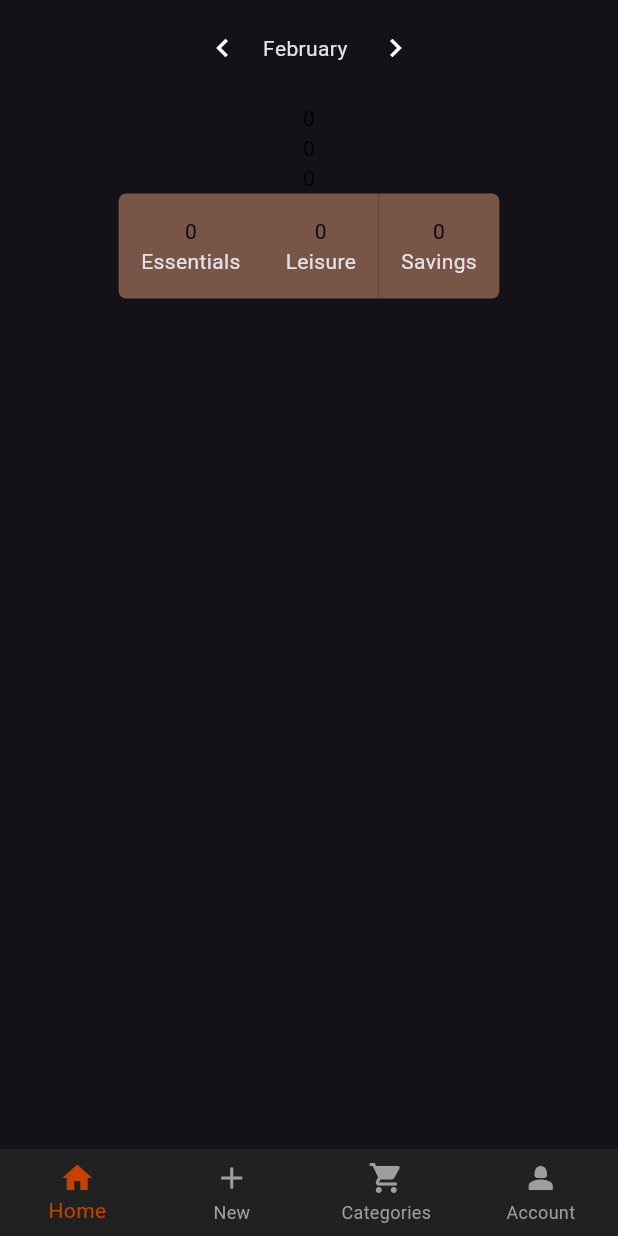
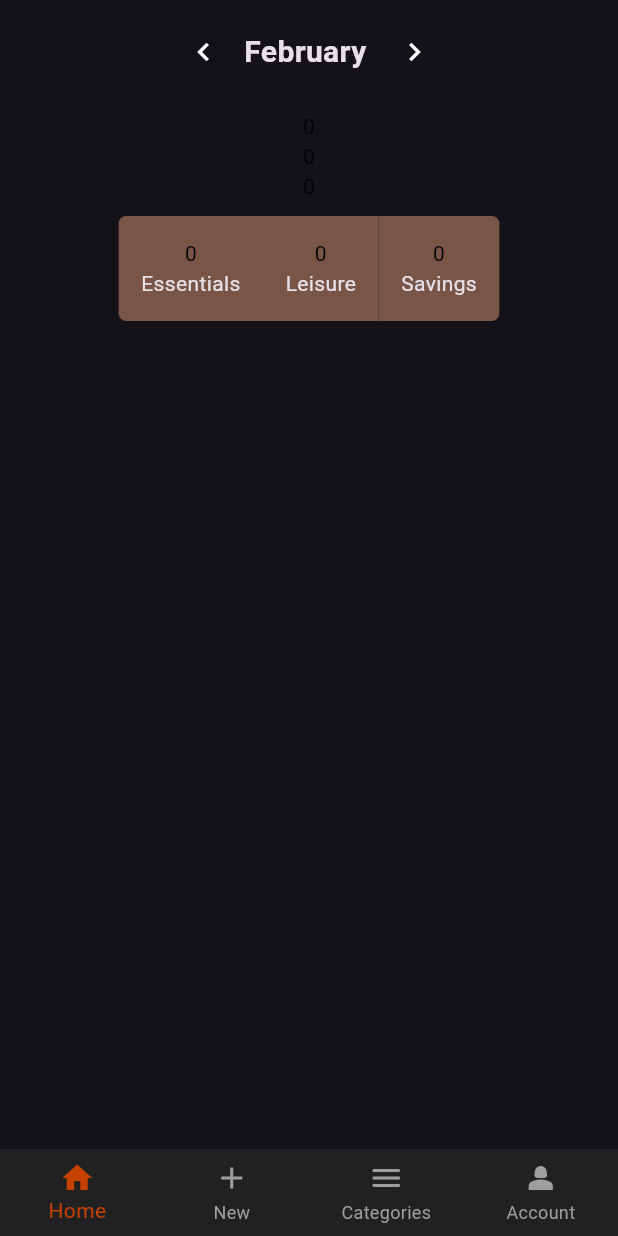
Before and after one commit to ahofmeister/frugalistic-flutter, a Flutter app: the PageSelector screen opened by its route, after a tap on the "chevron left" icon, on a phone screen of 412 x 824 dp. Run offline on Flutter 3.47's test engine with Material 3 defaults, Android fonts, the phone set to English and light mode, and no system bars; our stand-ins replace flutter_dotenv, flutter_riverpod, freezed_annotation, riverpod_annotation, supabase_flutter; accounts and stored records are empty; generated files the repository leaves out were written again.

Commit message:
Improve design of transaction card

```diff
--- a/lib/category/categories_screen.dart
+++ b/lib/category/categories_screen.dart
@@ -1,6 +1,7 @@
 import 'package:flutter/material.dart';
 import 'package:flutter_riverpod/flutter_riverpod.dart';
 import 'package:frugalistic/category/provider/categories_provider.dart';
+import 'package:frugalistic/string/string_extension.dart';
 
 import 'entity/category.dart';
 import 'entity/category_division.dart';
@@ -27,7 +28,7 @@ class CategoriesScreen extends ConsumerWidget {
               itemCount: categories.value!.length,
               itemBuilder: (context, index) => ListTile(
                 title: Text(categories.value![index].name),
-                subtitle: Text(categories.value![index].division.name),
+                subtitle: Text(categories.value![index].division.name.capitalize()),
                 onTap: () {
                   // Navigate to edit category screen
                   Navigator.of(context).push(
--- a/lib/login/page_selector.dart
+++ b/lib/login/page_selector.dart
@@ -36,8 +36,6 @@ class PageSelectorState extends State<PageSelector> {
       ),
       bottomNavigationBar: BottomNavigationBar(
         type: BottomNavigationBarType.fixed,
-        // unselectedIconTheme: Theme.of(context).iconTheme,
-        // selectedIconTheme: Theme.of(context).primaryIconTheme,
         items: const <BottomNavigationBarItem>[
           BottomNavigationBarItem(
             icon: Icon(Icons.home),
@@ -48,7 +46,7 @@ class PageSelectorState extends State<PageSelector> {
             label: 'New',
           ),
           BottomNavigationBarItem(
-            icon: Icon(Icons.shopping_cart),
+            icon: Icon(Icons.menu),
             label: 'Categories',
           ),
           BottomNavigationBarItem(
--- a/lib/transactions/home_screen.dart
+++ b/lib/transactions/home_screen.dart
@@ -1,24 +1,16 @@
 import 'package:flutter/material.dart';
 import 'package:flutter_riverpod/flutter_riverpod.dart';
-import 'package:frugalistic/string/string_extension.dart';
+import 'package:frugalistic/transactions/widgets/transaction_list.dart';
 
 import 'transactions_provider.dart';
 import 'widgets/transaction_amount.dart';
-import 'widgets/transaction_card.dart';
+import 'widgets/transaction_divisions.dart';
 
-class HomeScreen extends ConsumerStatefulWidget {
+class HomeScreen extends ConsumerWidget {
   const HomeScreen({super.key});
 
   @override
-  ConsumerState<ConsumerStatefulWidget> createState() {
-    return _HomeScreenState();
-  }
-}
-
-class _HomeScreenState extends ConsumerState<HomeScreen> {
-  @override
-  Widget build(BuildContext context) {
-    var transactions = ref.watch(transactionListProvider);
+  Widget build(BuildContext context, WidgetRef ref) {
     var expenseSum = ref.watch(totalExpenseAndIncomeAmountProvider);
 
     return Scaffold(
@@ -43,6 +35,7 @@ class _HomeScreenState extends ConsumerState<HomeScreen> {
               ),
               Text(
                 ref.watch(currentDateProvider).format("MMMM"),
+                style: const TextStyle(fontWeight: FontWeight.bold, fontSize: 20),
               ),
               const SizedBox(
                 width: 20,
@@ -59,80 +52,21 @@ class _HomeScreenState extends ConsumerState<HomeScreen> {
           const SizedBox(
             height: 25,
           ),
-          if (!transactions.isLoading)
+          if (!expenseSum.isLoading)
             Column(
               children: [
+                TransactionAmount(
+                    amount: expenseSum.requireValue.expense + expenseSum.requireValue.income),
                 TransactionAmount(amount: expenseSum.requireValue.income),
                 TransactionAmount(amount: expenseSum.requireValue.expense),
-                TransactionAmount(amount: expenseSum.requireValue.expense + expenseSum.requireValue.income),
               ],
             ),
+          const SizedBox(height: 10,),
           const TransactionDivisions(),
-          Flexible(
-            child: ListView.separated(
-              separatorBuilder: (context, index) => Divider(
-                height: 0.5,
-                indent: 20,
-                endIndent: 20,
-                color: Colors.grey[800],
-              ),
-              itemCount: transactions.value!.length,
-              itemBuilder: (context, index) =>
-                  TransactionCard(transaction: transactions.value![index]),
-            ),
-          ),
+          const SizedBox(height: 10,),
+          const TransactionList(),
         ],
       ),
     ));
   }
 }
-
-class TransactionDivisions extends ConsumerWidget {
-  const TransactionDivisions({super.key});
-
-  @override
-  Widget build(BuildContext context, WidgetRef ref) {
-    var divisions = ref.watch(totalExpenseByDivisionProvider);
-
-    switch (divisions) {
-      case AsyncData(:final value):
-        return Column(
-          children: [
-            Row(
-              mainAxisAlignment: MainAxisAlignment.center,
-              children: value.entries.map((entry) {
-                final division = entry.key;
-                final amount = entry.value;
-
-                final isFirstItem = division == value.entries.first.key;
-                final isLastItem = division == value.entries.last.key;
-                var roundedBorderValue = 5.0;
-                return Container(
-                  padding: const EdgeInsets.all(15),
-                  decoration: BoxDecoration(
-                    borderRadius: BorderRadius.only(
-                      topLeft: Radius.circular(isFirstItem ? roundedBorderValue : 0),
-                      topRight: Radius.circular(isLastItem ? roundedBorderValue : 0),
-                      bottomLeft: Radius.circular(isFirstItem ? roundedBorderValue : 0),
-                      bottomRight: Radius.circular(isLastItem ? roundedBorderValue : 0),
-                    ),
-                    color: Colors.brown,
-                  ),
-                  child: Column(
-                    children: [
-                      TransactionAmount(amount: amount),
-                      Text(division.name.capitalize()),
-                    ],
-                  ),
-                );
-              }).toList(),
-            ),
-          ],
-        );
-      case AsyncError(:final error):
-        return Text('error: $error');
-      default:
-        return const Text('Loading');
-    }
-  }
-}
--- a/lib/transactions/transactions_provider.dart
+++ b/lib/transactions/transactions_provider.dart
@@ -18,8 +18,8 @@ class CurrentDate extends _$CurrentDate {
   void next() => state = state.add(months: 1);
 }
 
-@riverpod
-class TransactionList extends _$TransactionList {
+@Riverpod(keepAlive: true)
+class Transactions extends _$Transactions {
   @override
   Future<List<Transaction>> build() async {
     var currentDate = ref.watch(currentDateProvider);
@@ -56,7 +56,7 @@ class ExpenseIncomeTotal {
 
 @riverpod
 Future<ExpenseIncomeTotal> totalExpenseAndIncomeAmount(TotalExpenseAndIncomeAmountRef ref) async {
-  List<Transaction> list = await ref.watch(transactionListProvider.future);
+  List<Transaction> list = await ref.watch(transactionsProvider.future);
 
   ExpenseIncomeTotal result =
       list.fold(ExpenseIncomeTotal(expense: 0, income: 0), (acc, transaction) {
@@ -73,7 +73,7 @@ Future<ExpenseIncomeTotal> totalExpenseAndIncomeAmount(TotalExpenseAndIncomeAmou
 
 @riverpod
 Future<Map<CategoryDivision, int>> totalExpenseByDivision(TotalExpenseByDivisionRef ref) async {
-  List<Transaction> list = await ref.watch(transactionListProvider.future);
+  List<Transaction> list = await ref.watch(transactionsProvider.future);
 
   Map<CategoryDivision, int> totalExpensesByDivision = {
     for (var division in CategoryDivision.values) division: 0
--- a/lib/transactions/widgets/edit_transaction.dart
+++ b/lib/transactions/widgets/edit_transaction.dart
@@ -125,7 +125,7 @@ class _EditTransactionState extends ConsumerState<EditTransaction> {
             child: Row(
               mainAxisAlignment: MainAxisAlignment.spaceBetween,
               children: [
-                const Text("Cateogry"),
+                const Text("Category"),
                 Text(currentCategory == null ? "-" : currentCategory!.name),
               ],
             ),
@@ -166,7 +166,7 @@ class _EditTransactionState extends ConsumerState<EditTransaction> {
               onPressed: (() => {
                     if (currentCategory != null)
                       {
-                        ref.watch(transactionListProvider.notifier).addTransaction(
+                        ref.watch(transactionsProvider.notifier).addTransaction(
                             type,
                             Transaction(
                                 description: descriptionController.text,
--- /dev/null
+++ b/lib/transactions/widgets/transaction_divisions.dart
@@ -0,0 +1,56 @@
+import 'package:flutter/material.dart';
+import 'package:flutter_riverpod/flutter_riverpod.dart';
+import 'package:frugalistic/string/string_extension.dart';
+
+import '../transactions_provider.dart';
+import 'transaction_amount.dart';
+
+class TransactionDivisions extends ConsumerWidget {
+  const TransactionDivisions({super.key});
+
+  @override
+  Widget build(BuildContext context, WidgetRef ref) {
+    var divisions = ref.watch(totalExpenseByDivisionProvider);
+
+    switch (divisions) {
+      case AsyncData(:final value):
+        return Column(
+          children: [
+            Row(
+              mainAxisAlignment: MainAxisAlignment.center,
+              children: value.entries.map((entry) {
+                final division = entry.key;
+                final amount = entry.value;
+
+                final isFirstItem = division == value.entries.first.key;
+                final isLastItem = division == value.entries.last.key;
+                var roundedBorderValue = 5.0;
+                return Container(
+                  padding: const EdgeInsets.all(15),
+                  decoration: BoxDecoration(
+                    borderRadius: BorderRadius.only(
+                      topLeft: Radius.circular(isFirstItem ? roundedBorderValue : 0),
+                      topRight: Radius.circular(isLastItem ? roundedBorderValue : 0),
+                      bottomLeft: Radius.circular(isFirstItem ? roundedBorderValue : 0),
+                      bottomRight: Radius.circular(isLastItem ? roundedBorderValue : 0),
+                    ),
+                    color: Colors.brown,
+                  ),
+                  child: Column(
+                    children: [
+                      TransactionAmount(amount: amount),
+                      Text(division.name.capitalize()),
+                    ],
+                  ),
+                );
+              }).toList(),
+            ),
+          ],
+        );
+      case AsyncError(:final error):
+        return Text('error: $error');
+      default:
+        return const Text('Loading');
+    }
+  }
+}
--- /dev/null
+++ b/lib/transactions/widgets/transaction_list.dart
@@ -0,0 +1,34 @@
+import 'package:flutter/material.dart';
+import 'package:flutter_riverpod/flutter_riverpod.dart';
+
+import '../transactions_provider.dart';
+import 'transaction_card.dart';
+
+class TransactionList extends ConsumerWidget {
+  const TransactionList({super.key});
+
+  @override
+  Widget build(BuildContext context, WidgetRef ref) {
+    var transactions = ref.watch(transactionsProvider);
+
+    switch (transactions) {
+      case AsyncData(:final value):
+        return Flexible(
+          child: ListView.separated(
+            separatorBuilder: (context, index) => Divider(
+              height: 0.5,
+              indent: 20,
+              endIndent: 20,
+              color: Colors.grey[800],
+            ),
+            itemCount: value.length,
+            itemBuilder: (context, index) => TransactionCard(transaction: value[index]),
+          ),
+        );
+      case AsyncError(:final error):
+        return Text('error: $error');
+      default:
+        return const Text('Loading');
+    }
+  }
+}
```
Also changed, not shown: lib/transactions/widgets/transaction_card.dart (+22 -7 lines), lib/transactions/transactions_provider.g.dart.
